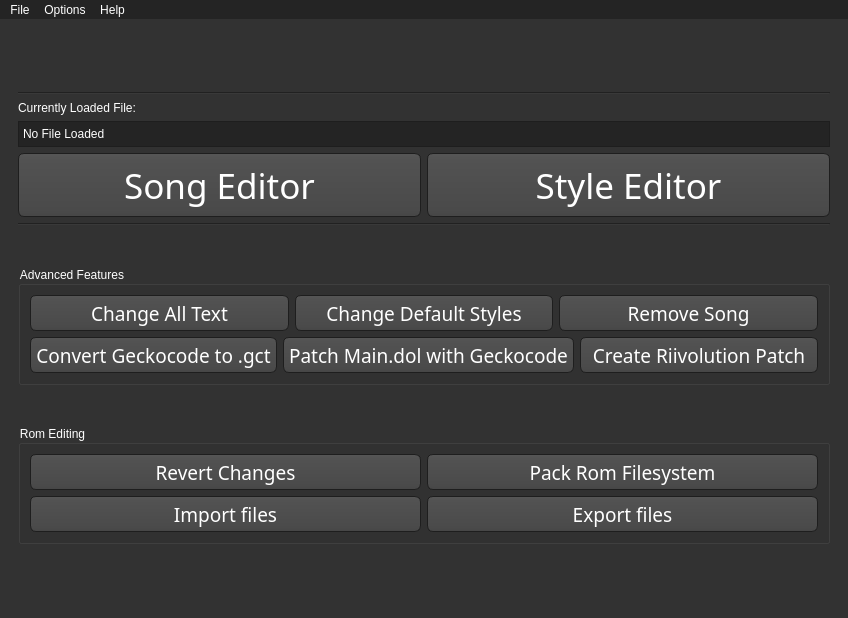
This is WiiMusicPlus.ui in BenjaminHalko/WiiMusicEditorPlus as Qt 5 draws it before an edit. The edited form follows.
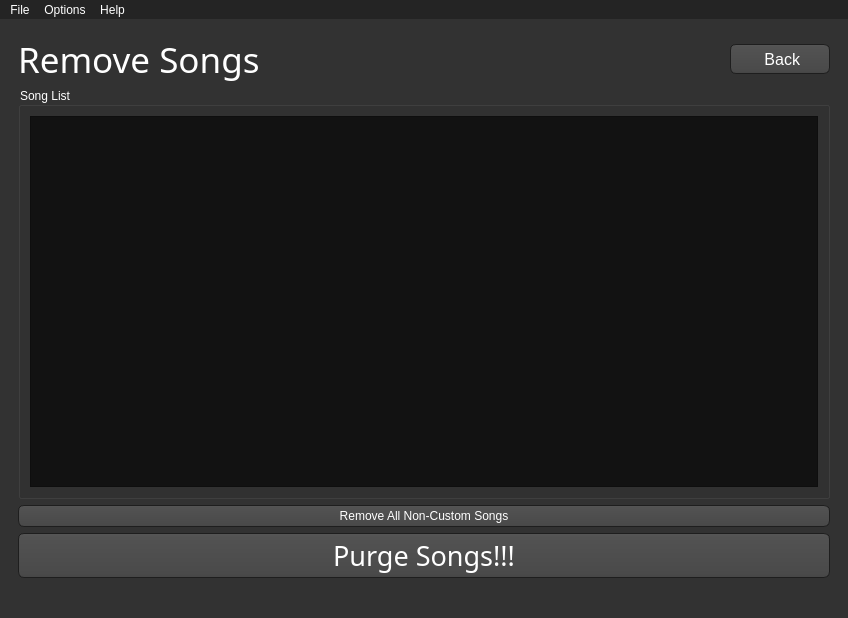
This is the edited form. The open tabs and pages were chosen to show the change. Icons and pictures are not drawn.

```diff
--- a/WiiMusicPlus.ui
+++ b/WiiMusicPlus.ui
@@ -2798,6 +2798,102 @@
         </item>
        </layout>
       </widget>
+      <widget class="QWidget" name="RemoveSong">
+       <layout class="QVBoxLayout" name="verticalLayout_20">
+        <item>
+         <layout class="QHBoxLayout" name="RS_Title">
+          <item>
+           <widget class="QLabel" name="RS_Title_Label">
+            <property name="maximumSize">
+             <size>
+              <width>16777215</width>
+              <height>44</height>
+             </size>
+            </property>
+            <property name="font">
+             <font>
+              <family>Continuum Medium</family>
+              <pointsize>26</pointsize>
+             </font>
+            </property>
+            <property name="text">
+             <string>Remove Songs</string>
+            </property>
+           </widget>
+          </item>
+          <item>
+           <widget class="QPushButton" name="RS_Back_Button">
+            <property name="maximumSize">
+             <size>
+              <width>100</width>
+              <height>30</height>
+             </size>
+            </property>
+            <property name="font">
+             <font>
+              <pointsize>12</pointsize>
+             </font>
+            </property>
+            <property name="text">
+             <string> Back</string>
+            </property>
+           </widget>
+          </item>
+         </layout>
+        </item>
+        <item>
+         <widget class="QGroupBox" name="RS_SongBox">
+          <property name="title">
+           <string>Song List</string>
+          </property>
+          <layout class="QVBoxLayout" name="verticalLayout_19">
+           <item>
+            <widget class="QListWidget" name="RS_Songs">
+             <property name="dragEnabled">
+              <bool>false</bool>
+             </property>
+             <property name="dragDropOverwriteMode">
+              <bool>false</bool>
+             </property>
+             <property name="selectionMode">
+              <enum>QAbstractItemView::ExtendedSelection</enum>
+             </property>
+             <property name="movement">
+              <enum>QListView::Snap</enum>
+             </property>
+            </widget>
+           </item>
+          </layout>
+         </widget>
+        </item>
+        <item>
+         <widget class="QPushButton" name="RS_RemoveCustomSongs">
+          <property name="text">
+           <string>Remove All Non-Custom Songs</string>
+          </property>
+         </widget>
+        </item>
+        <item>
+         <widget class="QPushButton" name="RS_Patch">
+          <property name="minimumSize">
+           <size>
+            <width>0</width>
+            <height>45</height>
+           </size>
+          </property>
+          <property name="font">
+           <font>
+            <family>Continuum Medium</family>
+            <pointsize>20</pointsize>
+           </font>
+          </property>
+          <property name="text">
+           <string>Purge Songs!!!</string>
+          </property>
+         </widget>
+        </item>
+       </layout>
+      </widget>
      </widget>
     </item>
    </layout>
```
